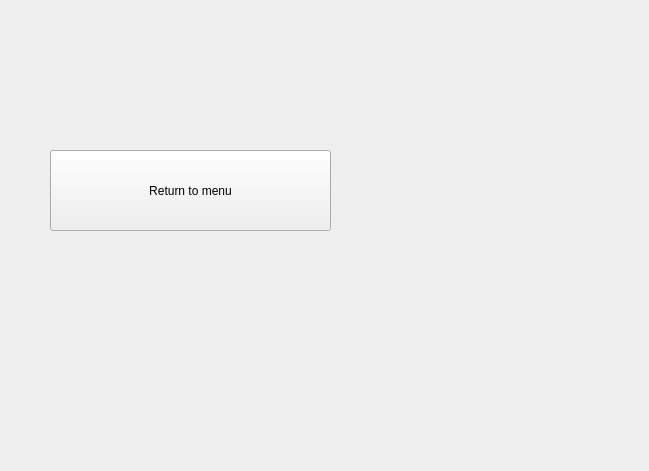
StylishTriangles/Aurora, file interface/options.ui: the form before one commit.
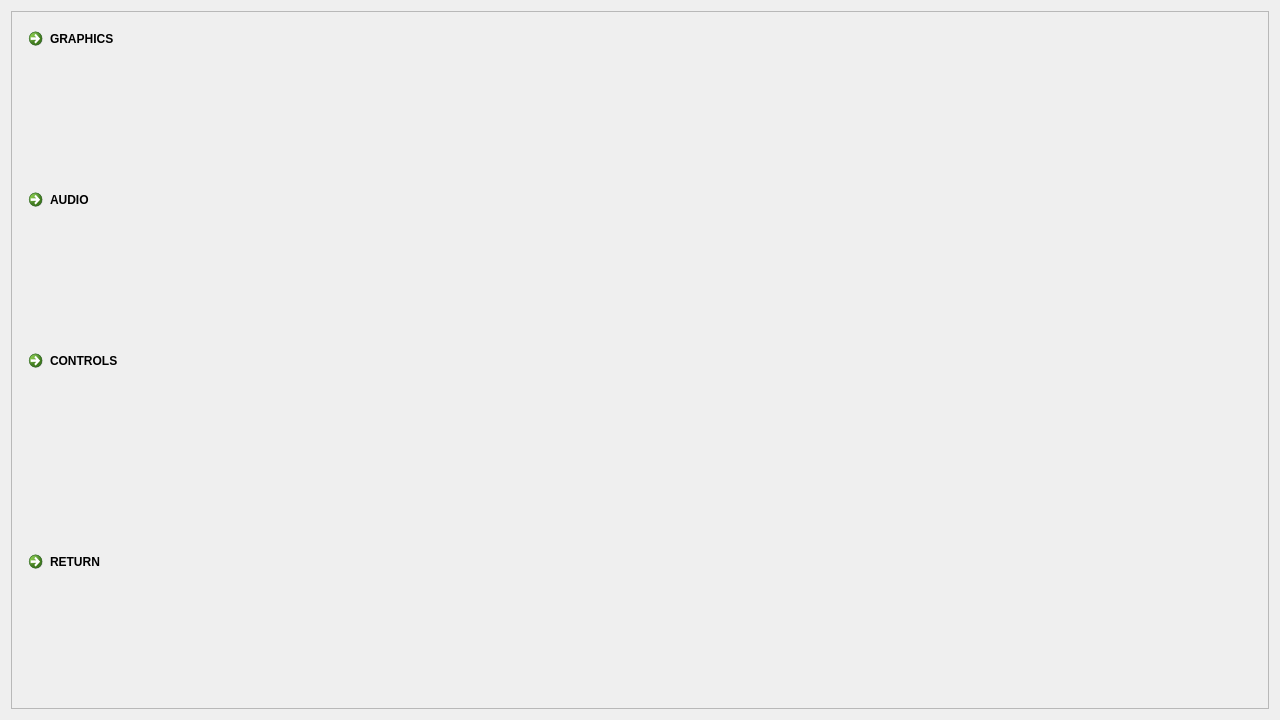
The form after the commit.

```diff
--- a/interface/options.ui
+++ b/interface/options.ui
@@ -6,26 +6,88 @@
    <rect>
     <x>0</x>
     <y>0</y>
-    <width>649</width>
-    <height>471</height>
+    <width>1280</width>
+    <height>720</height>
    </rect>
   </property>
   <property name="windowTitle">
    <string>Form</string>
   </property>
-  <widget class="QPushButton" name="returnButton">
-   <property name="geometry">
-    <rect>
-     <x>50</x>
-     <y>150</y>
-     <width>281</width>
-     <height>81</height>
-    </rect>
-   </property>
-   <property name="text">
-    <string>Return to menu</string>
-   </property>
-  </widget>
+  <layout class="QGridLayout" name="gridLayout_2">
+   <item row="0" column="0">
+    <widget class="QFrame" name="frame">
+     <property name="sizePolicy">
+      <sizepolicy hsizetype="Preferred" vsizetype="Preferred">
+       <horstretch>0</horstretch>
+       <verstretch>0</verstretch>
+      </sizepolicy>
+     </property>
+     <property name="frameShape">
+      <enum>QFrame::StyledPanel</enum>
+     </property>
+     <property name="frameShadow">
+      <enum>QFrame::Raised</enum>
+     </property>
+     <layout class="QGridLayout" name="gridLayout">
+      <item row="2" column="0">
+       <widget class="QCommandLinkButton" name="commandLinkButton_3">
+        <property name="text">
+         <string>AUDIO</string>
+        </property>
+        <property name="iconSize">
+         <size>
+          <width>40</width>
+          <height>40</height>
+         </size>
+        </property>
+       </widget>
+      </item>
+      <item row="4" column="0">
+       <spacer name="verticalSpacer">
+        <property name="orientation">
+         <enum>Qt::Vertical</enum>
+        </property>
+        <property name="sizeType">
+         <enum>QSizePolicy::Preferred</enum>
+        </property>
+        <property name="sizeHint" stdset="0">
+         <size>
+          <width>20</width>
+          <height>40</height>
+         </size>
+        </property>
+       </spacer>
+      </item>
+      <item row="5" column="0">
+       <widget class="QCommandLinkButton" name="commandLinkButton_4">
+        <property name="text">
+         <string>RETURN</string>
+        </property>
+       </widget>
+      </item>
+      <item row="3" column="0">
+       <widget class="QCommandLinkButton" name="commandLinkButton">
+        <property name="font">
+         <font>
+          <family>Segoe UI</family>
+         </font>
+        </property>
+        <property name="text">
+         <string>CONTROLS</string>
+        </property>
+       </widget>
+      </item>
+      <item row="1" column="0">
+       <widget class="QCommandLinkButton" name="commandLinkButton_2">
+        <property name="text">
+         <string>GRAPHICS</string>
+        </property>
+       </widget>
+      </item>
+     </layout>
+    </widget>
+   </item>
+  </layout>
  </widget>
  <resources/>
  <connections/>
```
